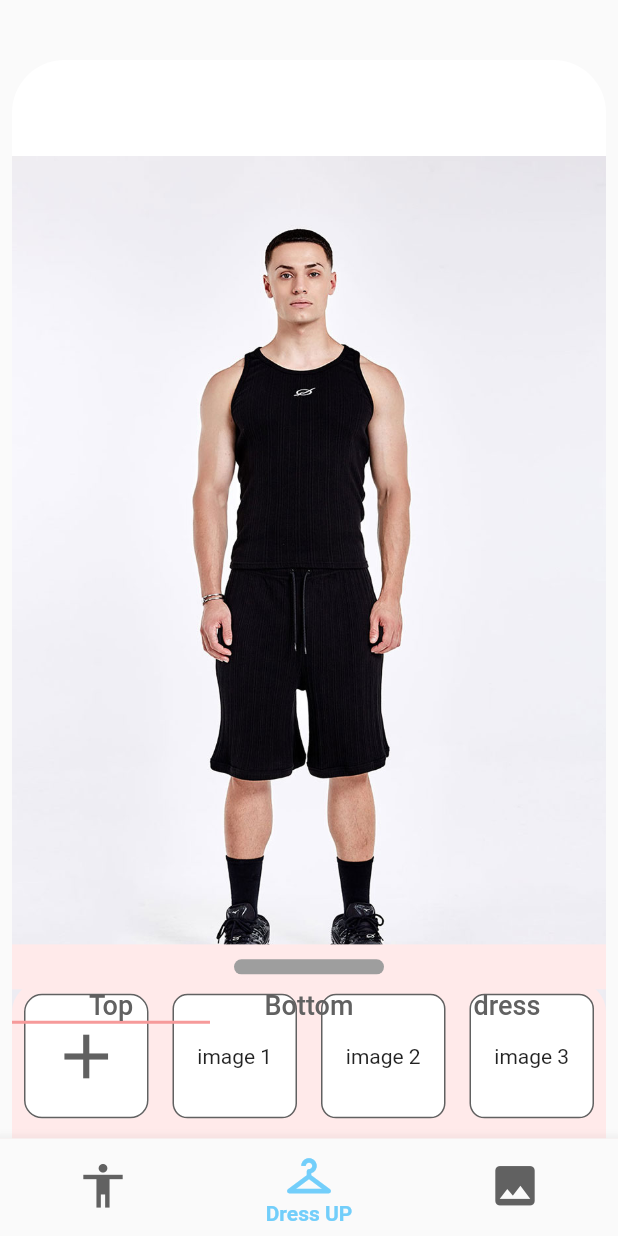
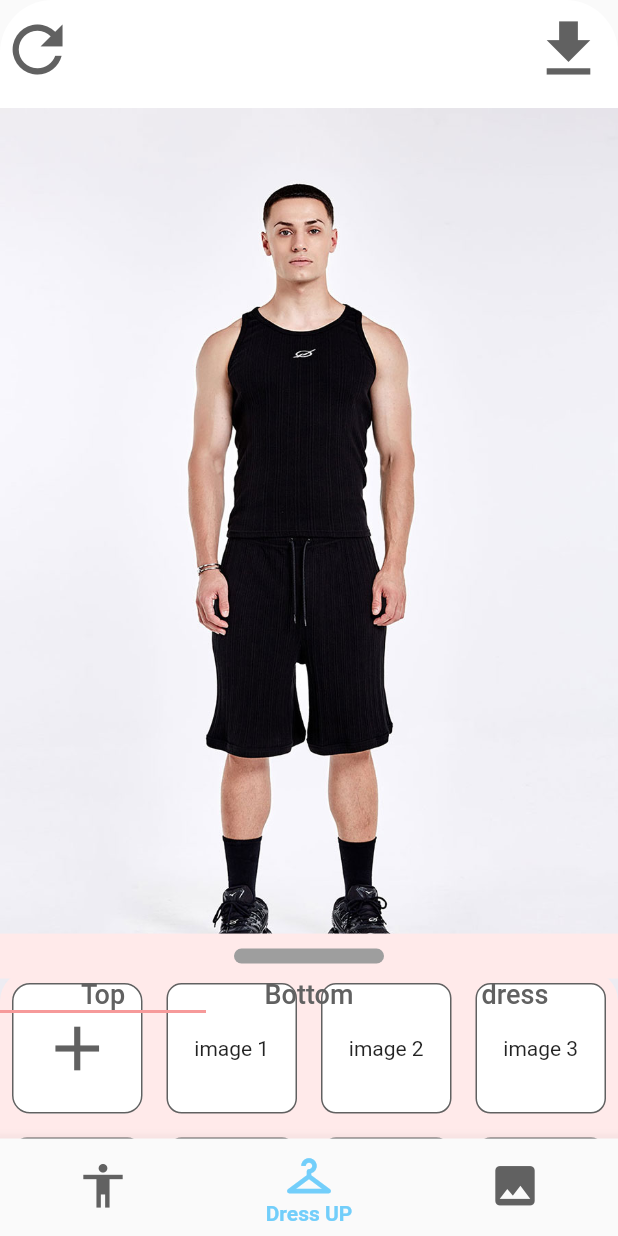
Before and after one commit to DressMeUp-2023/DressMeUp-Front, a Flutter app: the screen it shows after launch, on a phone screen of 412 x 824 dp. Run offline on Flutter 3.47's test engine with Material 2 defaults, Android fonts, the light colour scheme and no system bars; our stand-ins replace image_picker.

Commit message:
feat: closet의 TabBar 구현 중

```diff
--- a/dressmeup/lib/components/dressUp/closet.dart
+++ b/dressmeup/lib/components/dressUp/closet.dart
@@ -5,8 +5,10 @@ import 'package:image_picker/image_picker.dart';
 import 'package:flutter/material.dart';
 
 class Closet extends StatefulWidget {
+  final int length;
   final ScrollController? scrollController;
-  const Closet({super.key, required this.scrollController});
+  const Closet(
+      {super.key, required this.length, required this.scrollController});
 
   @override
   State<Closet> createState() => _Closet();
@@ -24,7 +26,13 @@ class Closet extends StatefulWidget {
 }
 
 class _Closet extends State<Closet> {
-  int _selectedImageIndex = 7;
+  int _selectedImageIndex = 0;
+
+  @override
+  void initState() {
+    _selectedImageIndex = widget.length + 1;
+    super.initState();
+  }
 
   @override
   Widget build(BuildContext context) {
@@ -32,7 +40,7 @@ class _Closet extends State<Closet> {
       controller: widget.scrollController,
       crossAxisCount: 4,
       children: List.generate(
-        5,
+        widget.length + 1,
         (index) {
           if (index == 0) {
             return const Padding(
--- a/dressmeup/lib/components/dressUp/closet_sheet.dart
+++ b/dressmeup/lib/components/dressUp/closet_sheet.dart
@@ -9,7 +9,30 @@ class ClosetSheet extends StatelessWidget {
 
   @override
   Widget build(BuildContext context) {
-    int selectedImageIndex = 7;
+    const List<Text> topList = [
+      Text("image0"),
+      Text("image0"),
+      Text("image0"),
+      Text("image0"),
+      Text("image4")
+    ];
+    const List<Text> bottomList = [
+      Text("image0"),
+      Text("image0"),
+      Text("image0"),
+      Text("image0"),
+      Text("image4"),
+      Text("image0"),
+      Text("image0"),
+      Text("image0"),
+      Text("image0"),
+      Text("image9")
+    ];
+    const List<Text> dressList = [
+      Text("image0"),
+      Text("image1"),
+    ];
+
     return DraggableScrollableSheet(
       initialChildSize: 0.18,
       minChildSize: 0.1,
@@ -28,6 +51,7 @@ class ClosetSheet extends StatelessWidget {
                     borderRadius: BorderRadius.circular(20),
                   ),
                   child: Closet(
+                    length: 8,
                     scrollController: scrollController,
                   ),
                 ),
@@ -81,7 +105,8 @@ class ClosetSheet extends StatelessWidget {
                         ),
                       ),
                     ],
-                    )),
+                  ),
+                ),
               ],
             )
           ],
--- a/dressmeup/lib/components/dressUp/dress_up.dart
+++ b/dressmeup/lib/components/dressUp/dress_up.dart
@@ -8,9 +8,7 @@ class DressUp extends StatelessWidget {
   @override
   Widget build(context) {
     return Scaffold(
-      body: Padding(
-        padding: const EdgeInsets.only(top: 40.0, left: 8, right: 8),
-        child: Stack(
+      body: Stack(
         children: [
           Container(
             decoration: BoxDecoration(
@@ -28,7 +26,7 @@ class DressUp extends StatelessWidget {
                 ),
                 Center(
                   child: Column(
-                      mainAxisAlignment: MainAxisAlignment.end,
+                    mainAxisAlignment: MainAxisAlignment.start,
                     children: [
                       Row(
                         mainAxisAlignment: MainAxisAlignment.spaceBetween,
@@ -40,8 +38,7 @@ class DressUp extends StatelessWidget {
                               Navigator.push(
                                   context,
                                   MaterialPageRoute(
-                                        builder: (context) =>
-                                            const InitPage()));
+                                      builder: (context) => const InitPage()));
                             },
                             child: Icon(
                               Icons.download,
@@ -60,7 +57,6 @@ class DressUp extends StatelessWidget {
           const ClosetSheet(),
         ],
       ),
-      ),
     );
   }
 }
--- /dev/null
+++ b/dressmeup/lib/components/login.dart
@@ -0,0 +1,19 @@
+import 'package:dressmeup/assets/constants.dart';
+import "package:flutter/material.dart";
+
+class InitHome extends StatefulWidget {
+  const InitHome({Key? key}) : super(key: key);
+
+  @override
+  State<InitHome> createState() => _BottomBarState();
+}
+
+class _BottomBarState extends State<InitHome> {
+  @override
+  Widget build(BuildContext context) {
+    return Scaffold(
+      backgroundColor: const Color(widgetBackgroundColor),
+      body: Center(child: Container()),
+    );
+  }
+}
```
Also changed, not shown: 1 other file. Lines whose indentation alone changed are shown as unchanged.
